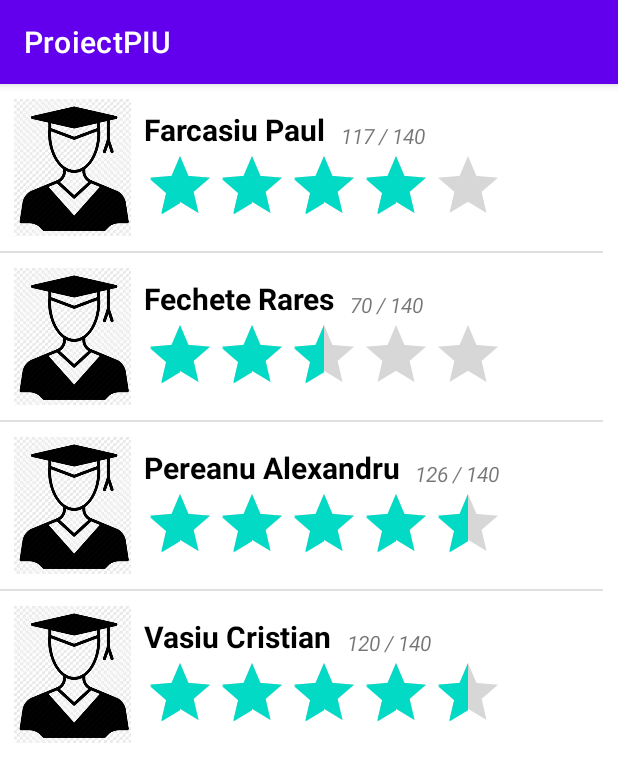
After one commit to raresfechete/ECHIPA_7_PIU_2020, an Android app: the RankingActivity screen opened directly, with no data from a screen before it, on a phone screen of 412 x 824 dp. The commit adds this screen. Shown: the top 782 px of the screen. Run offline under Robolectric (Android 15) with nearby library versions, the phone set to English and light mode, and no system bars.

Commit message:
added ranking activity

```diff
--- a/app/src/main/AndroidManifest.xml
+++ b/app/src/main/AndroidManifest.xml
@@ -16,6 +16,7 @@
         <activity android:name=".ProiectActivity"></activity>
         <activity android:name=".QuizDemoIntrebari" />
         <activity android:name=".QuizDemo" />
+        <activity android:name=".RankingActivity" />
 
         <uses-library
             android:name="com.google.android.wearable"
--- /dev/null
+++ b/app/src/main/java/com/example/proiectpiu/RankedStudent.kt
@@ -0,0 +1,6 @@
+package com.example.proiectpiu
+
+import java.io.Serializable
+
+class RankedStudent(var nume: String, var ranking: Double) : Serializable{
+}
--- /dev/null
+++ b/app/src/main/java/com/example/proiectpiu/RankingActivity.kt
@@ -0,0 +1,21 @@
+package com.example.proiectpiu
+
+import android.os.Bundle
+import android.widget.ListView
+import androidx.appcompat.app.AppCompatActivity
+import com.example.proiectpiu.adapters.RankAdapter
+
+class RankingActivity : AppCompatActivity() {
+
+    var rankAdapter : RankAdapter? = null
+
+    override fun onCreate(savedInstanceState: Bundle?) {
+        super.onCreate(savedInstanceState)
+        setContentView(R.layout.activity_ranking)
+        val listReference = findViewById<ListView>(R.id.rank_list)
+        rankAdapter = RankAdapter(this, RankingList().getRankingsCurs1())
+        listReference.adapter = rankAdapter
+    }
+
+
+}
--- /dev/null
+++ b/app/src/main/java/com/example/proiectpiu/RankingList.kt
@@ -0,0 +1,15 @@
+package com.example.proiectpiu
+
+class RankingList {
+
+    fun getRankingsCurs1() : ArrayList<RankedStudent>{
+        val list = ArrayList<RankedStudent>()
+
+        list.add(RankedStudent("Farcasiu Paul", 4.2))
+        list.add(RankedStudent("Fechete Rares", 2.5))
+        list.add(RankedStudent("Pereanu Alexandru", 4.5))
+        list.add(RankedStudent("Vasiu Cristian", 4.3))
+
+        return list
+    }
+}
--- a/app/src/main/java/com/example/proiectpiu/Student.kt
+++ b/app/src/main/java/com/example/proiectpiu/Student.kt
@@ -4,7 +4,6 @@ import android.content.Intent
 import androidx.appcompat.app.AppCompatActivity
 import android.os.Bundle
 import android.view.View
-import android.widget.TextView
 
 class Student : AppCompatActivity() {
     override fun onCreate(savedInstanceState: Bundle?) {
@@ -60,4 +59,9 @@ class Student : AppCompatActivity() {
         startActivity(intent)
     }
 
+    fun ranking(view: View){
+        val intent = Intent(this,RankingActivity::class.java)
+        startActivity(intent)
+    }
+
 }
--- /dev/null
+++ b/app/src/main/java/com/example/proiectpiu/adapters/RankAdapter.kt
@@ -0,0 +1,46 @@
+package com.example.proiectpiu.adapters
+
+import android.content.Context
+import android.view.LayoutInflater
+import android.view.View
+import android.view.ViewGroup
+import android.widget.BaseAdapter
+import android.widget.RatingBar
+import android.widget.TextView
+import com.example.proiectpiu.R
+import com.example.proiectpiu.RankedStudent
+
+class RankAdapter(private val context: Context, private var rankList: ArrayList<RankedStudent>) : BaseAdapter() {
+
+    private val inflater: LayoutInflater = context.getSystemService(Context.LAYOUT_INFLATER_SERVICE) as LayoutInflater
+
+    override fun getCount(): Int {
+        return rankList.size
+    }
+
+    override fun getItem(position: Int): Any {
+        return rankList[position]
+    }
+
+    override fun getItemId(position: Int): Long {
+        return position.toLong()
+    }
+
+    override fun getView(position: Int, convertView: View?, parent: ViewGroup?): View {
+        val item = inflater.inflate(R.layout.ranking_item, parent, false)
+
+        val studentName = item.findViewById<TextView>(R.id.student_name_ranking)
+        val starRanking = item.findViewById<RatingBar>(R.id.stars_ranking)
+        val rankAbsolut = item.findViewById<TextView>(R.id.rank_absolut)
+
+        val rank = rankList[position].ranking.toFloat()
+        val rankScaled = rank * 28
+
+        studentName.text = rankList[position].nume
+        starRanking.rating = rank
+        rankAbsolut.text = rankScaled.toInt().toString() + " / 140"
+
+
+        return item
+    }
+}
--- /dev/null
+++ b/app/src/main/res/layout/activity_ranking.xml
@@ -0,0 +1,23 @@
+<?xml version="1.0" encoding="utf-8"?>
+<androidx.constraintlayout.widget.ConstraintLayout
+    xmlns:app="http://schemas.android.com/apk/res-auto"
+    xmlns:android="http://schemas.android.com/apk/res/android"
+    xmlns:tools="http://schemas.android.com/tools"
+    android:layout_width="match_parent"
+    android:layout_height="match_parent"
+    tools:context=".RankingActivity">
+
+
+
+
+    <ListView
+        android:id="@+id/rank_list"
+        android:layout_width="wrap_content"
+        android:layout_height="wrap_content"
+        android:layout_margin="10dp"
+        app:layout_constraintTop_toBottomOf="@+id/sigla_utcn"
+        app:layout_constraintRight_toRightOf="parent"/>
+
+
+
+</androidx.constraintlayout.widget.ConstraintLayout>
--- a/app/src/main/res/layout/activity_student.xml
+++ b/app/src/main/res/layout/activity_student.xml
@@ -78,7 +78,7 @@
         android:id="@+id/student_statistica_cursuri"
         android:layout_width="wrap_content"
         android:layout_height="wrap_content"
-        android:layout_marginTop="40dp"
+        android:layout_marginTop="20dp"
         android:backgroundTint="@color/teal_700"
         android:onClick="statisticaCursuri"
         android:text="Statistica cursuri"
@@ -93,7 +93,7 @@
         android:id="@+id/student_voteaza"
         android:layout_width="0dp"
         android:layout_height="wrap_content"
-        android:layout_marginTop="40dp"
+        android:layout_marginTop="20dp"
         android:backgroundTint="@color/teal_700"
         android:text="Voteaza"
         android:textSize="16sp"
@@ -108,7 +108,7 @@
         android:id="@+id/chat_student"
         android:layout_width="0dp"
         android:layout_height="wrap_content"
-        android:layout_marginTop="40dp"
+        android:layout_marginTop="20dp"
         android:backgroundTint="@color/teal_700"
         android:text="Chat"
         android:textSize="16sp"
@@ -123,7 +123,7 @@
         android:id="@+id/student_feedback"
         android:layout_width="0dp"
         android:layout_height="wrap_content"
-        android:layout_marginTop="120dp"
+        android:layout_marginTop="20dp"
         android:backgroundTint="@color/teal_700"
         android:text="Feedback"
         android:textSize="16sp"
@@ -131,7 +131,7 @@
         app:layout_constraintHorizontal_bias="0.0"
         app:layout_constraintLeft_toLeftOf="@id/student_statistica_cursuri"
         app:layout_constraintRight_toRightOf="@+id/student_statistica_cursuri"
-        app:layout_constraintTop_toBottomOf="@+id/student_voteaza"
+        app:layout_constraintTop_toBottomOf="@+id/student_quizDemo"
         android:onClick="feedback"/>
 
     <Button
@@ -184,6 +184,22 @@
 
 
 
+    <Button
+        android:id="@+id/student_ranking"
+        android:layout_width="0dp"
+        android:layout_height="wrap_content"
+        android:layout_marginTop="20dp"
+        android:backgroundTint="@color/teal_700"
+        android:text="Rankings"
+        android:textSize="16sp"
+        android:textStyle="bold"
+        app:layout_constraintHorizontal_bias="1.0"
+        app:layout_constraintLeft_toLeftOf="@id/student_statistica_cursuri"
+        app:layout_constraintRight_toRightOf="@id/student_statistica_cursuri"
+        app:layout_constraintTop_toBottomOf="@id/chat_student"
+        android:onClick="ranking"
+        />
+
     <ImageView
         android:layout_width="93dp"
         android:layout_height="90dp"
--- /dev/null
+++ b/app/src/main/res/layout/ranking_item.xml
@@ -0,0 +1,48 @@
+<?xml version="1.0" encoding="utf-8"?>
+<androidx.constraintlayout.widget.ConstraintLayout xmlns:android="http://schemas.android.com/apk/res/android"
+    xmlns:tools="http://schemas.android.com/tools"
+    android:layout_width="match_parent"
+    android:layout_height="match_parent"
+    xmlns:app="http://schemas.android.com/apk/res-auto"
+    android:padding="10dp">
+
+    <ImageView
+        android:id="@+id/image_student"
+        android:layout_width="95dp"
+        android:layout_height="91dp"
+        android:src="@drawable/student"
+        app:layout_constraintLeft_toLeftOf="parent"
+        app:layout_constraintTop_toTopOf="parent" />
+
+    <TextView
+        android:id="@+id/student_name_ranking"
+        android:layout_width="wrap_content"
+        android:layout_height="wrap_content"
+        android:text="@string/name1"
+        android:textColor="@color/black"
+        android:textSize="20sp"
+        android:textStyle="bold"
+        app:layout_constraintBottom_toTopOf="@id/stars_ranking"
+        app:layout_constraintLeft_toRightOf="@id/image_student" />
+
+    <RatingBar
+        android:id="@+id/stars_ranking"
+        android:layout_width="wrap_content"
+        android:layout_height="wrap_content"
+        android:isIndicator="true"
+        android:numStars="5"
+        android:rating="0"
+        app:layout_constraintStart_toEndOf="@+id/image_student"
+        app:layout_constraintTop_toTopOf="@id/student_name_ranking" />
+
+    <TextView
+        android:id="@+id/rank_absolut"
+        android:layout_width="wrap_content"
+        android:layout_height="wrap_content"
+        android:layout_marginLeft="10dp"
+        android:textStyle="italic"
+        android:text="99 / 140"
+        app:layout_constraintBottom_toTopOf="@id/stars_ranking"
+        app:layout_constraintLeft_toRightOf="@id/student_name_ranking"/>
+
+</androidx.constraintlayout.widget.ConstraintLayout>
--- /dev/null
+++ b/app/src/main/res/values/ids.xml
@@ -0,0 +1,4 @@
+<?xml version="1.0" encoding="utf-8"?>
+<resources>
+    <item name="rank_list" type="id" />
+</resources>
```
